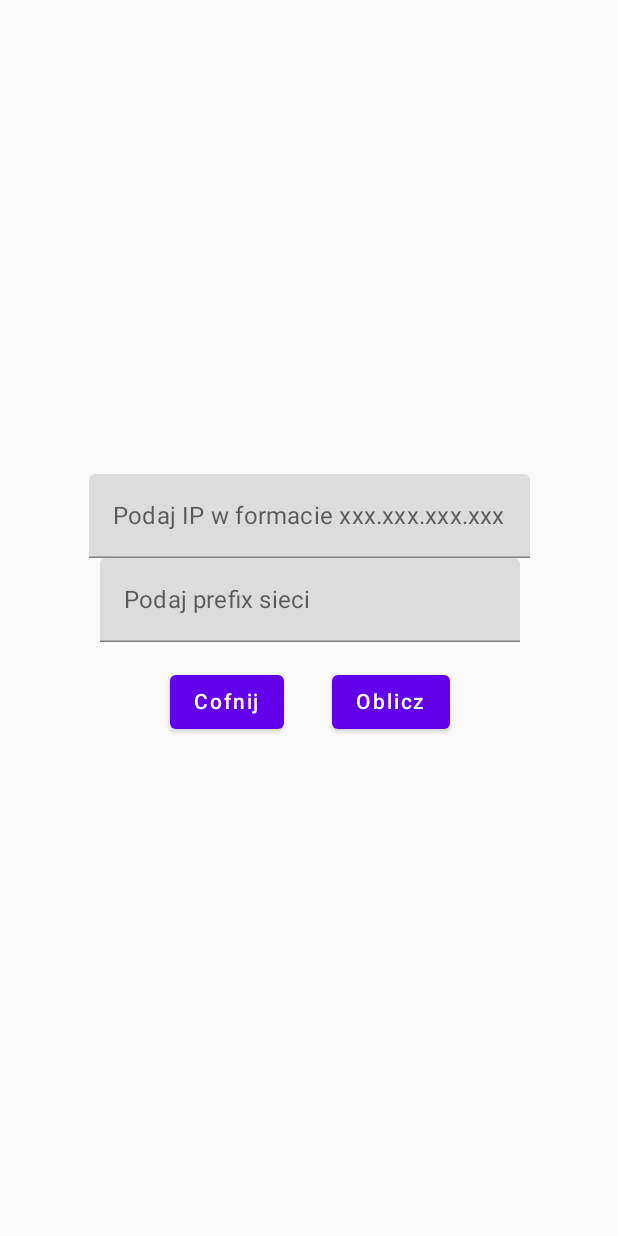
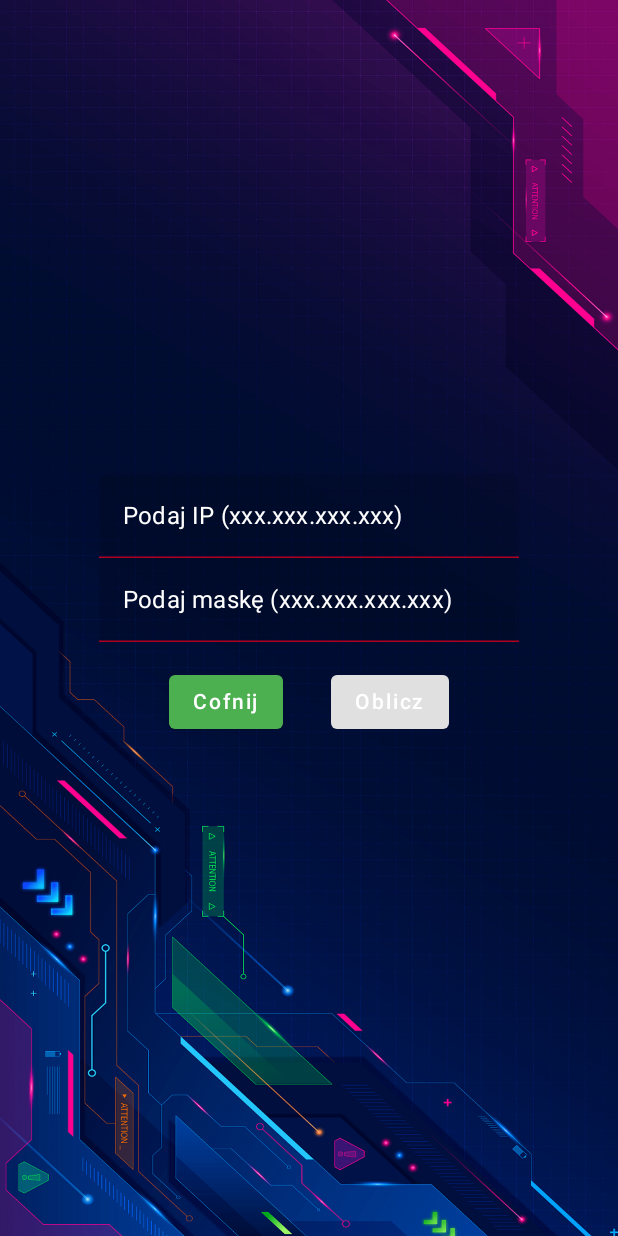
Before and after one commit to tofix96/mobile_ipcalc, an Android app built with Jetpack Compose: the screen it shows after launch (MainActivity), after a tap on "Podaj IP", on a phone screen of 412 x 824 dp. Run offline under Robolectric (Android 15) with nearby library versions, the phone set to English and light mode, and no system bars.

Commit message:
IP Calculator Jetpack Compose

```diff
--- a/app/src/main/java/pl/tofix/ipcalc2/ui/theme/Color.kt
+++ b/app/src/main/java/pl/tofix/ipcalc2/ui/theme/Color.kt
@@ -2,7 +2,7 @@ package pl.tofix.ipcalc2.ui.theme
 
 import androidx.compose.ui.graphics.Color
 
-val Purple200 = Color(0xFFBB86FC)
-val Purple500 = Color(0xFF6200EE)
-val Purple700 = Color(0xFF3700B3)
-val Teal200 = Color(0xFF03DAC5)
+val Purple200 = Color(0xFFFC9486)
+val Purple500 = Color(0xFF4CAF50)
+val Purple700 = Color(0xFFFFC107)
+val Teal200 = Color(0xFFDAB603)
--- a/app/src/main/java/pl/tofix/ipcalc2/ui/theme/Theme.kt
+++ b/app/src/main/java/pl/tofix/ipcalc2/ui/theme/Theme.kt
@@ -1,10 +1,20 @@
 package pl.tofix.ipcalc2.ui.theme
 
+import androidx.compose.foundation.Image
 import androidx.compose.foundation.isSystemInDarkTheme
+import androidx.compose.foundation.layout.Box
+import androidx.compose.foundation.layout.fillMaxSize
 import androidx.compose.material.MaterialTheme
 import androidx.compose.material.darkColors
 import androidx.compose.material.lightColors
 import androidx.compose.runtime.Composable
+import androidx.compose.ui.Alignment
+import androidx.compose.ui.Modifier
+import androidx.compose.ui.graphics.painter.Painter
+import androidx.compose.ui.layout.ContentScale
+import androidx.compose.ui.res.painterResource
+import androidx.compose.ui.unit.dp
+import pl.tofix.ipcalc2.R
 
 private val DarkColorPalette = darkColors(
     primary = Purple200,
@@ -16,7 +26,6 @@ private val LightColorPalette = lightColors(
     primary = Purple500,
     primaryVariant = Purple700,
     secondary = Teal200
-
     /* Other default colors to override
     background = Color.White,
     surface = Color.White,
@@ -27,8 +36,11 @@ private val LightColorPalette = lightColors(
     */
 )
 
+
+
 @Composable
 fun IpCalc2Theme(darkTheme: Boolean = isSystemInDarkTheme(), content: @Composable () -> Unit) {
+
     val colors = if (darkTheme) {
         DarkColorPalette
     } else {
@@ -39,6 +51,24 @@ fun IpCalc2Theme(darkTheme: Boolean = isSystemInDarkTheme(), content: @Composabl
         colors = colors,
         typography = Typography,
         shapes = Shapes,
-        content = content
-    )
+    ) {
+        BoxWithBackgroundImage(content)
+    }
 }
+
+@Composable
+private fun BoxWithBackgroundImage(content: @Composable () -> Unit) {
+    val BackgroundImage: Painter = painterResource(R.drawable.background_image)
+    Box(
+        modifier = Modifier.fillMaxSize(),
+        contentAlignment = Alignment.Center,
+    ) {
+        Image(
+            painter = BackgroundImage,
+            contentDescription = "Background Image",
+            modifier = Modifier.fillMaxSize(),
+            contentScale = ContentScale.FillBounds
+        )
+        content()
+    }
+}
--- a/app/src/main/java/pl/tofix/ipcalc2/ui/theme/Type.kt
+++ b/app/src/main/java/pl/tofix/ipcalc2/ui/theme/Type.kt
@@ -1,20 +1,33 @@
 package pl.tofix.ipcalc2.ui.theme
 
 import androidx.compose.material.Typography
+import androidx.compose.ui.graphics.Color
 import androidx.compose.ui.text.TextStyle
+import androidx.compose.ui.text.font.Font
 import androidx.compose.ui.text.font.FontFamily
 import androidx.compose.ui.text.font.FontWeight
 import androidx.compose.ui.unit.sp
+import pl.tofix.ipcalc2.R
+
+
+
+val roboto = FontFamily(
+    Font(R.font.roboto_light),
+    Font(R.font.roboto_bold, FontWeight.Bold)
+
+)
 
 // Set of Material typography styles to start with
 val Typography = Typography(
     body1 = TextStyle(
-        fontFamily = FontFamily.Default,
+        color = Color.White,
+        fontFamily = roboto,
         fontWeight = FontWeight.Normal,
         fontSize = 16.sp
+
     )
     /* Other default text styles to override
-    button = TextStyle(
+    Tex = TextStyle(
         fontFamily = FontFamily.Default,
         fontWeight = FontWeight.W500,
         fontSize = 14.sp
--- a/app/src/main/java/pl/tofix/ipcalc2/ui/theme/screen/EntrIPScreen.kt
+++ b/app/src/main/java/pl/tofix/ipcalc2/ui/theme/screen/EntrIPScreen.kt
@@ -12,7 +12,7 @@ import androidx.compose.ui.text.input.KeyboardType
 import androidx.compose.ui.unit.dp
 import androidx.navigation.NavController
 import pl.tofix.ipcalc2.Screen
-import pl.tofix.ipcalc2.validateTextValue
+import pl.tofix.ipcalc2.*
 
 @Composable
 fun EntrIPScreen(navController: NavController) {
@@ -24,29 +24,30 @@ fun EntrIPScreen(navController: NavController) {
             horizontalAlignment = Alignment.CenterHorizontally
         ) {
             var textValue by remember { mutableStateOf("") }
-            var isTextValueValid by remember { mutableStateOf(true) }
+            var textValue2 by remember { mutableStateOf("") }
+            var isValidIp by remember { mutableStateOf(false) }
+            var isValidNetmask by remember { mutableStateOf(false) }
 
-            var textValue2 by remember { mutableStateOf("") }
-            var isTextValue2Valid by remember { mutableStateOf(true) }
             TextField(
                 value = textValue,
                 onValueChange = {
                     textValue = it
-                    isTextValueValid = validateTextValue(it)
+                    isValidIp = isValidIpAddress(it)
                 },
-                label = { Text("Podaj IP w formacie xxx.xxx.xxx.xxx") },
+                label = { Text("Podaj IP (xxx.xxx.xxx.xxx) ") },
                 keyboardOptions = KeyboardOptions(keyboardType = KeyboardType.Text),
-                isError = !isTextValueValid
+                isError = !isValidIp
             )
+
             TextField(
                 value = textValue2,
                 onValueChange = {
                     textValue2 = it
-                    isTextValue2Valid = validateTextValue(it)
+                    isValidNetmask = isValidNetmaskAddress(it)
                 },
-                label = { Text("Podaj prefix sieci") },
+                label = { Text("Podaj maskę (xxx.xxx.xxx.xxx)") },
                 keyboardOptions = KeyboardOptions(keyboardType = KeyboardType.Text),
-                isError = !isTextValue2Valid
+                isError = !isValidNetmask
             )
 
             Row(verticalAlignment = Alignment.CenterVertically) {
@@ -60,19 +61,19 @@ fun EntrIPScreen(navController: NavController) {
                 Button(
                     modifier = Modifier.padding(16.dp),
                     onClick = {
-                        navController.navigate(
-                            route = Screen.Calced.passIpAndMask(
-                                textValue,
-                                textValue2
+                        if (isValidIp && isValidNetmask) {
+                            navController.navigate(
+                                route = Screen.Calced.passIpAndMask(
+                                    textValue,
+                                    textValue2
+                                )
                             )
-                        )
-                    }
+                        }
+                    },
+                    enabled = isValidIp && isValidNetmask
                 ) {
                     Text(text = "Oblicz")
                 }
-
-
-
             }
         }
     }
--- a/app/src/main/java/pl/tofix/ipcalc2/ui/theme/screen/HomeScreen.kt
+++ b/app/src/main/java/pl/tofix/ipcalc2/ui/theme/screen/HomeScreen.kt
@@ -1,33 +1,58 @@
 package pl.tofix.ipcalc2.ui.theme.screen
 
-import androidx.compose.foundation.layout.Box
-import androidx.compose.foundation.layout.Column
-import androidx.compose.foundation.layout.fillMaxSize
-import androidx.compose.foundation.layout.wrapContentSize
+import android.app.Activity
+import androidx.compose.foundation.layout.*
 import androidx.compose.material.Button
 import androidx.compose.material.Text
 import androidx.compose.runtime.Composable
 import androidx.compose.ui.Alignment
 import androidx.compose.ui.Modifier
+import androidx.compose.ui.graphics.Color
+import androidx.compose.ui.platform.LocalContext
+import androidx.compose.ui.unit.dp
+import androidx.compose.ui.unit.sp
 import androidx.navigation.NavController
 import pl.tofix.ipcalc2.Screen
 
+
+
 @Composable
 fun HomeScreen(navController: NavController) {
+    val activity = (LocalContext.current as? Activity)
     Box(
         modifier = Modifier.fillMaxSize(),
-        contentAlignment = Alignment.Center
+        contentAlignment = Alignment.Center,
+
     ) {
         Column(
-            modifier = Modifier.wrapContentSize(),
-            horizontalAlignment = Alignment.CenterHorizontally
+            modifier = Modifier
+                .fillMaxSize()
+                .wrapContentSize(Alignment.TopCenter),
+            horizontalAlignment = Alignment.CenterHorizontally,
+
         ) {
-            Text(text = "Witaj w kalkulatorze IP")
-            Button(onClick = { navController.navigate(route = Screen.EntrIP.route) }) {
+            Text(
+                text = "Witaj w kalkulatorze IP",
+                modifier = Modifier.padding(vertical = 50.dp),
+                color = Color.White,
+                fontSize = 36.sp,
+            )
+            Button(
+                onClick = { navController.navigate(route = Screen.EntrIP.route) },
+                modifier = Modifier.padding(top = 200.dp)
+            ) {
                 Text(text = "Podaj IP")
             }
-            Button(onClick = { navController.navigate(route = Screen.Check.route) }) {
+            Button(
+                onClick = { navController.navigate(route = Screen.Check.route) },
+                modifier = Modifier.padding(8.dp)
+            ) {
                 Text(text = "Sprawdź moje IP")
+            }
+            Button(onClick = {
+                activity?.finish()
+            }) {
+                Text("Zamknij")
             }
         }
     }
```
Also changed, not shown: app/src/main/java/pl/tofix/ipcalc2/IpUtils.kt (+106 -5 lines), app/src/main/java/pl/tofix/ipcalc2/ui/theme/screen/CalcedIpScreen.kt (+9 -3 lines), app/src/main/java/pl/tofix/ipcalc2/ui/theme/screen/CheckIpScreen.kt (+16 -66 lines), app/src/main/res/drawable/background_image.png (added), app/src/main/res/font/roboto_bold.ttf (added), app/src/main/res/font/roboto_light.ttf (added), app/src/main/res/font/roboto_medium.ttf (added).
